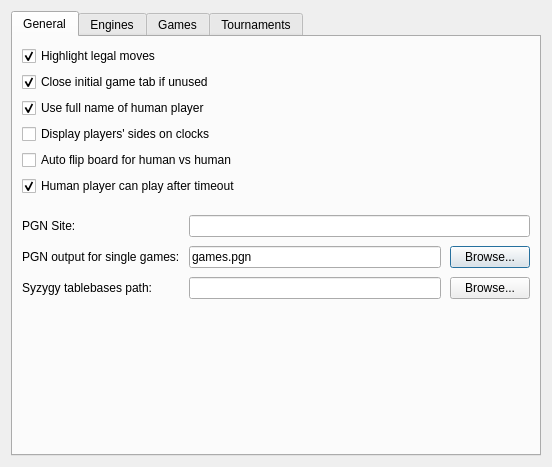
This is projects/gui/ui/settingsdlg.ui in cutechess/cutechess as Qt 5 draws it before an edit. The edited form follows.
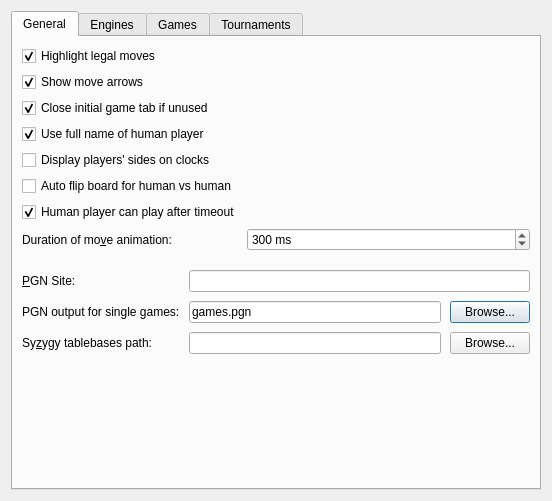
This is the edited form. The open tabs and pages were chosen to show the change. Custom widgets are drawn as their Qt base class.

Commit message:
GUI: Configure move animation speed and hiding of move arrows
In SettingsDialog add spin box to choose move animation speed.
Add checkbox to enable or disable move arrows.

Resolves #207
Resolves #458

What changed in the file:
```diff
--- a/projects/gui/ui/settingsdlg.ui
+++ b/projects/gui/ui/settingsdlg.ui
@@ -7,7 +7,7 @@
     <x>0</x>
     <y>0</y>
     <width>552</width>
-    <height>467</height>
+    <height>501</height>
    </rect>
   </property>
   <property name="sizePolicy">
@@ -32,33 +32,6 @@
       <layout class="QVBoxLayout" name="verticalLayout_6">
        <item>
         <layout class="QFormLayout" name="formLayout_6">
-         <item row="7" column="0">
-          <widget class="QCheckBox" name="m_humanCanPlayAfterTimeoutCheck">
-           <property name="text">
-            <string>Human player can play after timeout</string>
-           </property>
-           <property name="checked">
-            <bool>true</bool>
-           </property>
-          </widget>
-         </item>
-         <item row="4" column="0">
-          <widget class="QCheckBox" name="m_playersSidesOnClocksCheck">
-           <property name="text">
-            <string>Display players' sides on clocks </string>
-           </property>
-          </widget>
-         </item>
-         <item row="1" column="0">
-          <widget class="QCheckBox" name="m_closeUnusedInitialTabCheck">
-           <property name="text">
-            <string>Close initial game tab if unused</string>
-           </property>
-           <property name="checked">
-            <bool>true</bool>
-           </property>
-          </widget>
-         </item>
          <item row="0" column="0">
           <widget class="QCheckBox" name="m_highlightLegalMovesCheck">
            <property name="text">
@@ -69,7 +42,27 @@
            </property>
           </widget>
          </item>
-         <item row="3" column="0">
+         <item row="1" column="0">
+          <widget class="QCheckBox" name="m_showMoveArrowsCheck">
+           <property name="text">
+            <string>Show move arrows</string>
+           </property>
+           <property name="checked">
+            <bool>true</bool>
+           </property>
+          </widget>
+         </item>
+         <item row="2" column="0">
+          <widget class="QCheckBox" name="m_closeUnusedInitialTabCheck">
+           <property name="text">
+            <string>Close initial game tab if unused</string>
+           </property>
+           <property name="checked">
+            <bool>true</bool>
+           </property>
+          </widget>
+         </item>
+         <item row="4" column="0">
           <widget class="QCheckBox" name="m_useFullUserNameCheck">
            <property name="text">
             <string>Use full name of human player</string>
@@ -79,13 +72,62 @@
            </property>
           </widget>
          </item>
-         <item row="6" column="0">
+         <item row="5" column="0">
+          <widget class="QCheckBox" name="m_playersSidesOnClocksCheck">
+           <property name="text">
+            <string>Display players' sides on clocks </string>
+           </property>
+          </widget>
+         </item>
+         <item row="7" column="0">
           <widget class="QCheckBox" name="m_autoFlipBoardForHumanGamesCheck">
            <property name="text">
             <string>Auto flip board for human vs human</string>
            </property>
           </widget>
          </item>
+         <item row="8" column="0">
+          <widget class="QCheckBox" name="m_humanCanPlayAfterTimeoutCheck">
+           <property name="text">
+            <string>Human player can play after timeout</string>
+           </property>
+           <property name="checked">
+            <bool>true</bool>
+           </property>
+          </widget>
+         </item>
+         <item row="9" column="0">
+          <widget class="QLabel" name="m_moveAnimationLabel">
+           <property name="text">
+            <string>Duration of mo&amp;ve animation:</string>
+           </property>
+           <property name="buddy">
+            <cstring>m_moveAnimationSpin</cstring>
+           </property>
+          </widget>
+         </item>
+         <item row="9" column="1">
+          <widget class="QSpinBox" name="m_moveAnimationSpin">
+           <property name="toolTip">
+            <string>duration of a move animation (default: 300 ms)</string>
+           </property>
+           <property name="specialValueText">
+            <string>Off</string>
+           </property>
+           <property name="suffix">
+            <string> ms</string>
+           </property>
+           <property name="maximum">
+            <number>400</number>
+           </property>
+           <property name="singleStep">
+            <number>50</number>
+           </property>
+           <property name="value">
+            <number>300</number>
+           </property>
+          </widget>
+         </item>
         </layout>
        </item>
        <item>
@@ -111,7 +153,7 @@
          <item row="1" column="0">
           <widget class="QLabel" name="m_siteLabel">
            <property name="text">
-            <string>PGN Site:</string>
+            <string>&amp;PGN Site:</string>
            </property>
            <property name="buddy">
             <cstring>m_siteEdit</cstring>
@@ -149,7 +191,7 @@
          <item row="3" column="0">
           <widget class="QLabel" name="m_tbPathLabel">
            <property name="text">
-            <string>Syzygy tablebases path:</string>
+            <string>Sy&amp;zygy tablebases path:</string>
            </property>
            <property name="buddy">
             <cstring>m_tbPathEdit</cstring>
```
Left out of the diff: 31 changed lines with no effect on the pictures. The commit also changes 3 other files.
